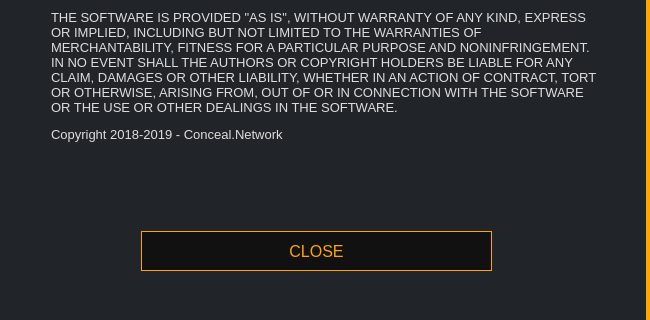
First picture: the form in src/gui/ui/disclaimerdialog.ui, repository ConcealNetwork/conceal-desktop, before the edit; both pictures show x 0 to 650 and y 380 to 700 of the 650 by 700 pixel window.
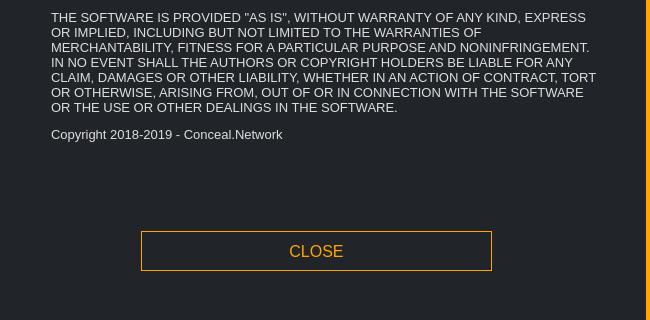
Second picture: the form after the edit.

Commit message: Change button background color

The edit to the form file:
```diff
--- a/src/gui/ui/disclaimerdialog.ui
+++ b/src/gui/ui/disclaimerdialog.ui
@@ -100,7 +100,7 @@
        <font/>
       </property>
       <property name="styleSheet">
-       <string notr="true">QPushButton#m_okButton {color: orange; background-color: #111111; border: 1px solid orange; font-size: 16px;}
+       <string notr="true">QPushButton#m_okButton {color: orange; background-color: #212529; border: 1px solid orange; font-size: 16px;}
 
 QPushButton#m_okButton:hover {color: orange; background-color: #111111; border: 2px solid orange; font-size: 16px;}</string>
       </property>
```
Left out of the diff: 2 changed lines with no effect on the pictures. The commit also changes 21 other files.
